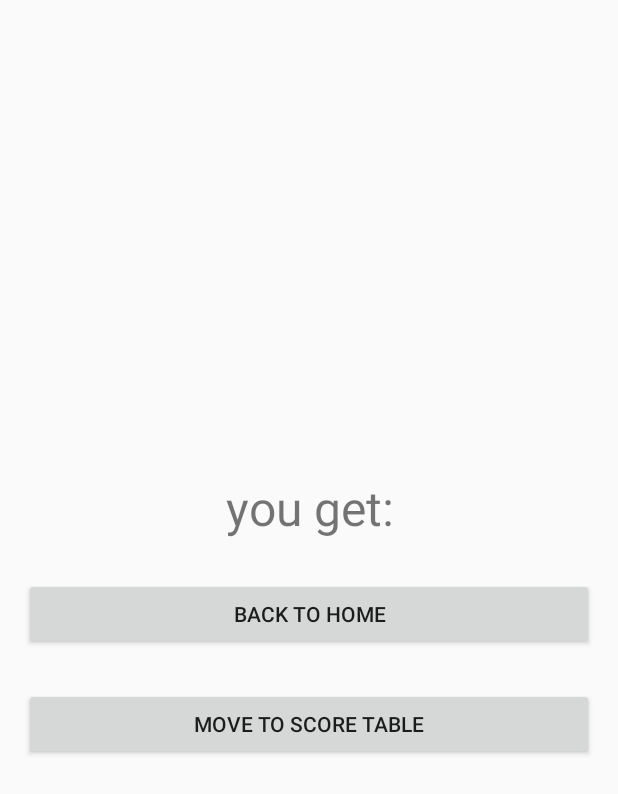
After one commit to idangu/project, an Android app: the layout activity_winner.xml on its own in the app's theme, with its tools: preview values and no code run, on a phone screen of 412 x 824 dp. The commit adds this screen. Shown: the top 794 px of the screen. Run offline under Robolectric (Android 15) with nearby library versions, the phone set to English and light mode, and no system bars; Roboto replaces fonts that are not available here.

```diff
--- a/app/src/main/AndroidManifest.xml
+++ b/app/src/main/AndroidManifest.xml
@@ -9,6 +9,12 @@
         android:roundIcon="@mipmap/ic_launcher_round"
         android:supportsRtl="true"
         android:theme="@style/Theme.MyApplication">
+        <activity
+            android:name=".score"
+            android:exported="false" />
+        <activity
+            android:name=".winner"
+            android:exported="false" />
         <activity
             android:name=".enterYourName"
             android:exported="false" />
--- /dev/null
+++ b/app/src/main/res/layout/activity_winner.xml
@@ -0,0 +1,32 @@
+<?xml version="1.0" encoding="utf-8"?>
+<LinearLayout xmlns:android="http://schemas.android.com/apk/res/android"
+    android:layout_width="match_parent"
+    android:layout_height="match_parent"
+    android:paddingLeft="16dp"
+    android:paddingRight="16dp"
+    android:orientation="vertical"
+    android:gravity="center">
+
+    <TextView
+        android:id="@+id/points"
+        android:layout_width="match_parent"
+        android:layout_height="wrap_content"
+        android:text="@string/points"
+        android:textAlignment="center"
+        android:textSize="32sp" />
+    <Button
+        android:id="@+id/homeButton"
+        android:layout_width="match_parent"
+        android:layout_height="wrap_content"
+        android:layout_marginTop="25dp"
+        android:text="@string/backHome"/>
+    <Button
+        android:id="@+id/scoreButton"
+        android:layout_width="match_parent"
+        android:layout_height="wrap_content"
+        android:layout_marginTop="25dp"
+        android:text="@string/scoreTable"/>
+
+
+
+</LinearLayout>
--- a/app/src/main/res/values/strings.xml
+++ b/app/src/main/res/values/strings.xml
@@ -17,4 +17,7 @@
     <string name="mediumLevel">medium level</string>
     <string name="hardLevel">hard level</string>
     <string name="enterName">Please Enter Your Name:</string>
+    <string name="points">you get:</string>
+    <string name="backHome">back to home</string>
+    <string name="scoreTable">move to score table</string>
 </resources>
```
Also changed, not shown: app/src/main/java/com/example/myapplication/MainActivity.java (+35 -7 lines), app/src/main/java/com/example/myapplication/MainScreenApp.java (+16 -3 lines), app/src/main/java/com/example/myapplication/UserInfo.java (added, +34 -0 lines), app/src/main/java/com/example/myapplication/matching_game.java (+34 -3 lines), app/src/main/java/com/example/myapplication/score.java (added, +37 -0 lines), app/src/main/java/com/example/myapplication/winner.java (added, +52 -0 lines), app/src/main/res/layout/activity_matching_game.xml (+15 -6 lines), app/src/main/res/layout/activity_score.xml (added, +15 -0 lines), 1 other file.
